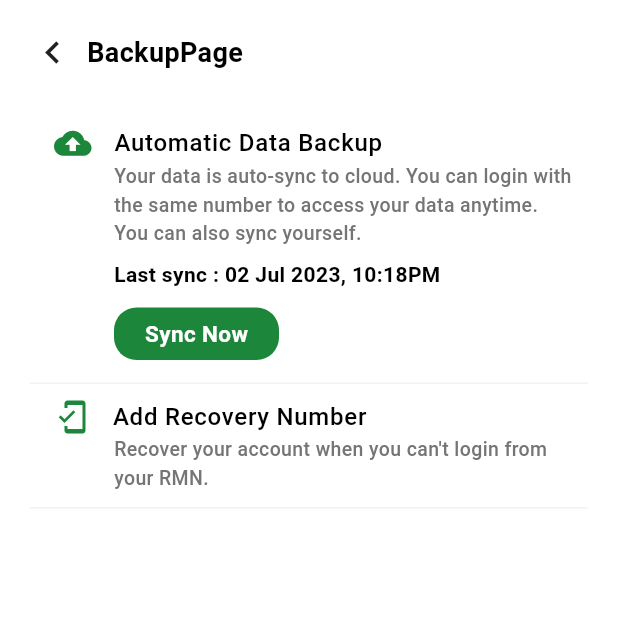
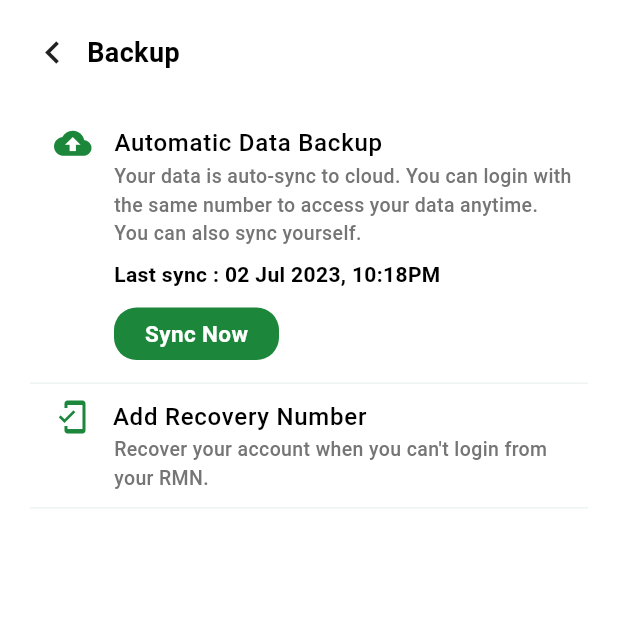
Before and after one commit to iamkartiknayak/okcredit-android-redesign, a Flutter app: the BackupPage screen opened by its route, on a phone screen of 412 x 824 dp, the top half of it. Run offline on Flutter 3.47's test engine with Material 2 defaults, Android fonts, the phone set to English and light mode, and no system bars; our stand-ins replace font_awesome_flutter.

Commit message:
Update files

```diff
--- a/lib/pages/settings/backup.dart
+++ b/lib/pages/settings/backup.dart
@@ -18,7 +18,7 @@ class BackupPage extends StatelessWidget {
           padding: const EdgeInsets.fromLTRB(20.0, 20.0, 20.0, 0.0),
           child: Column(
             children: [
-              const CustomBackButton(title: 'BackupPage'),
+              const CustomBackButton(title: 'Backup'),
               SettingTile(
                 removeLPadding: true,
                 title: const Row(
--- a/lib/pages/settings/help.dart
+++ b/lib/pages/settings/help.dart
@@ -17,7 +17,7 @@ class HelpPage extends StatelessWidget {
           padding: const EdgeInsets.fromLTRB(20.0, 20.0, 20.0, 0.0),
           child: Column(
             children: [
-              const CustomBackButton(title: 'HelpPage'),
+              const CustomBackButton(title: 'Help'),
               const SettingTile(
                 icon: Icons.help,
                 title: 'How to use OkCredit?',
--- a/lib/pages/settings/subscription.dart
+++ b/lib/pages/settings/subscription.dart
@@ -20,7 +20,7 @@ class SubscriptionPage extends StatelessWidget {
             builder: (context, value, child) {
               return Column(
                 children: [
-                  const CustomBackButton(title: 'Subscribe to premium'),
+                  const CustomBackButton(title: 'Subscribe to Premium'),
                   SubscriptionCard(
                     color: Colors.orange,
                     headerIcon: Icons.stars,
```
